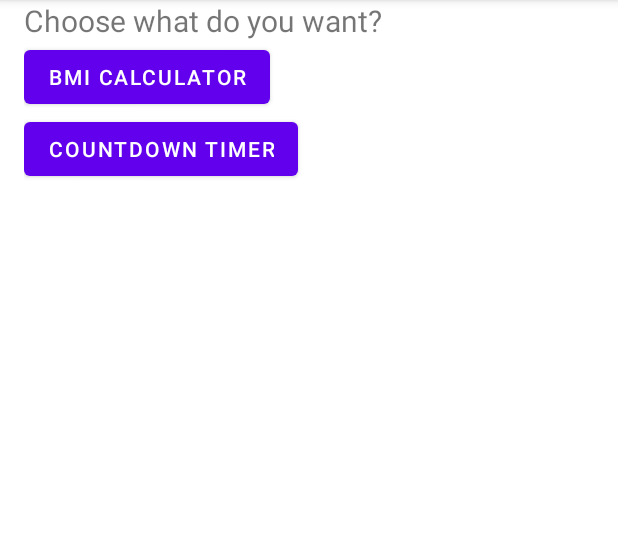
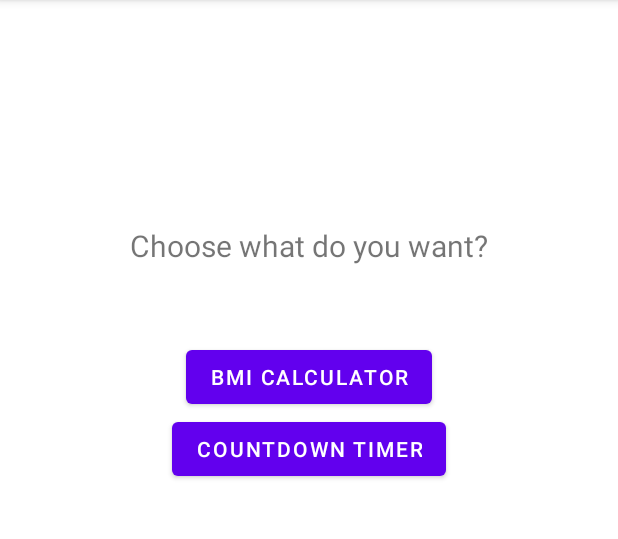
Before and after one commit to darkhantrz/universalapp, an Android app: the screen it shows after launch (MainActivity), on a phone screen of 412 x 824 dp, the part 84-623 px from its top. Run offline under Robolectric (Android 15) with nearby library versions, the phone set to English and light mode, and no system bars.

Commit message:
some changes in layout2

```diff
--- a/app/src/main/res/layout/activity_main.xml
+++ b/app/src/main/res/layout/activity_main.xml
@@ -4,14 +4,17 @@
     android:layout_height="match_parent"
     android:paddingLeft="16dp"
     android:paddingRight="16dp"
-    android:orientation="vertical">
+    android:orientation="vertical"
+    android:gravity="center_horizontal">
 
     <TextView
         android:id="@+id/textView"
         android:layout_width="wrap_content"
         android:layout_height="wrap_content"
         android:text="@string/choose"
-        android:textSize="20sp"/>
+        android:textSize="20sp"
+        android:layout_marginBottom="50sp"
+        android:layout_marginTop="150sp"/>
 
     <Button
         android:id="@+id/button"
```
